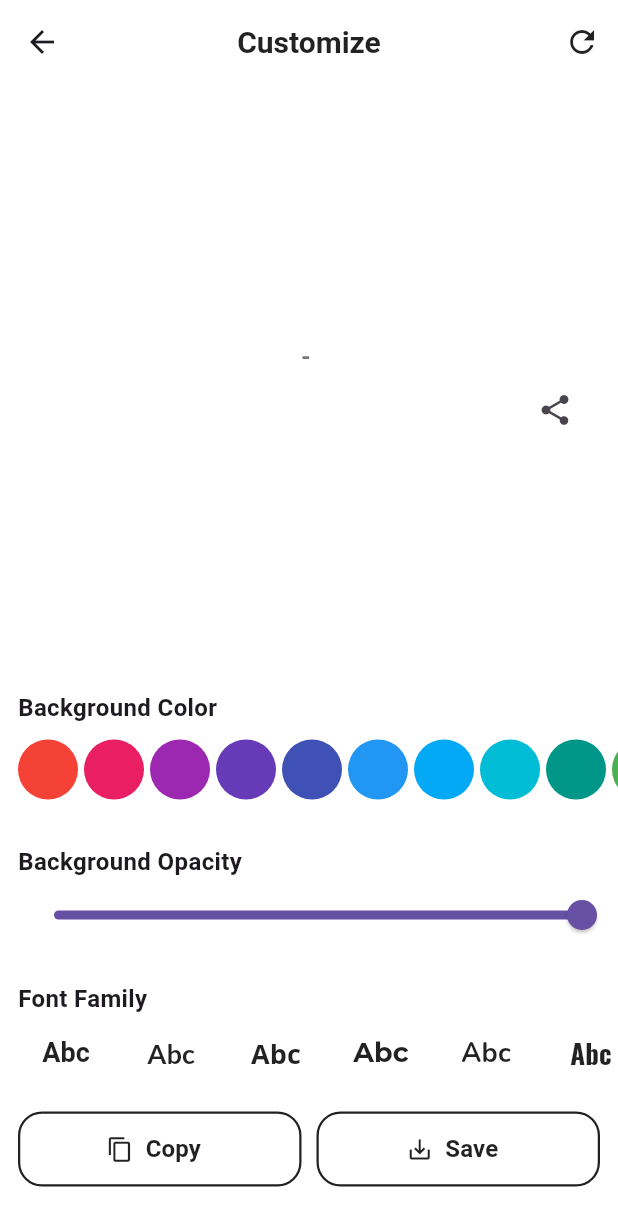
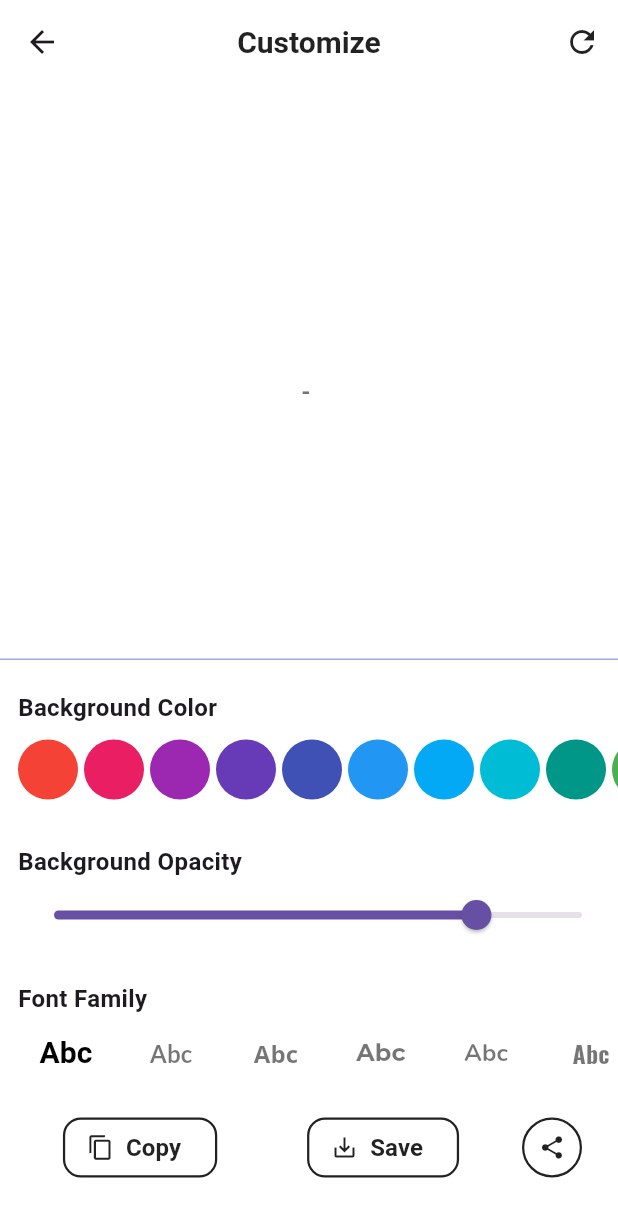
Before and after one commit to jagritixjha/ZenQuotes, a Flutter app: the QuoteDetailsScreen screen opened directly with empty values, on a phone screen of 412 x 824 dp. Shown: the top 1226 px of the screen. Run offline on Flutter 3.47's test engine with Material 3 defaults, Android fonts, the phone set to English and light mode, and no system bars; our stand-ins replace google_fonts, image_gallery_saver; missing offline and left inert: share_extend.

Commit message:
updated code & made some fixes

```diff
--- a/lib/views/quote_details_screen.dart
+++ b/lib/views/quote_details_screen.dart
@@ -1,6 +1,7 @@
 import 'dart:io';
 import 'dart:ui' as ui;
 
+import 'package:flutter/cupertino.dart';
 import 'package:flutter/material.dart';
 import 'package:flutter/rendering.dart';
 import 'package:flutter/services.dart';
@@ -29,11 +30,10 @@ List<TextStyle> fontStyles = [
 ];
 
 class QuoteDetailsScreenState extends State<QuoteDetailsScreen> {
-  double opacity = 1;
-  double imageOpacity = 0.6;
+  double opacity = 0.9;
+  double imageOpacity = 1;
   Color scaffoldBg = Colors.white;
   GlobalKey key = GlobalKey();
-  // String? fonts;
   TextStyle selectedStyle = GoogleFonts.roboto();
 
   Future<File> getFiles() async {
@@ -131,7 +131,7 @@ class QuoteDetailsScreenState extends State<QuoteDetailsScreen> {
               onPressed: () {
                 scaffoldBg = Colors.white;
                 selectedStyle = GoogleFonts.poppins();
-                opacity = 1;
+                opacity = 0.9;
                 setState(() {});
               },
               icon: const Icon(
@@ -152,7 +152,10 @@ class QuoteDetailsScreenState extends State<QuoteDetailsScreen> {
                   width: double.infinity,
                   padding: const EdgeInsets.symmetric(horizontal: 18),
                   decoration: BoxDecoration(
-                    color: Colors.white.withOpacity(imageOpacity),
+                    color: scaffoldBg.withOpacity(imageOpacity),
+                    border: Border(
+                      bottom: BorderSide(color: Colors.indigo.shade200),
+                    ),
                   ),
                   child: Column(
                     crossAxisAlignment: CrossAxisAlignment.center,
@@ -171,16 +174,7 @@ class QuoteDetailsScreenState extends State<QuoteDetailsScreen> {
                         style: selectedStyle.copyWith(
                           fontSize: 16,
                           fontWeight: FontWeight.w600,
-                          color: Colors.grey.shade600,
-                        ),
-                      ),
-                      Align(
-                        alignment: Alignment.bottomRight,
-                        child: IconButton(
-                          onPressed: () async {
-                            ShareExtend.share((await getFiles()).path, 'image');
-                          },
-                          icon: const Icon(Icons.share),
+                          color: Colors.black54,
                         ),
                       ),
                     ],
@@ -243,6 +237,7 @@ class QuoteDetailsScreenState extends State<QuoteDetailsScreen> {
                       max: 1,
                       onChanged: (value) {
                         opacity = value;
+                        imageOpacity = value;
                         setState(() {});
                       },
                     ),
@@ -270,9 +265,15 @@ class QuoteDetailsScreenState extends State<QuoteDetailsScreen> {
                             child: Text(
                               "Abc",
                               style: fontStyles[index].copyWith(
-                                fontSize: 18,
-                                fontWeight: FontWeight.w700,
-                                color: Colors.black87,
+                                fontSize: selectedStyle == fontStyles[index]
+                                    ? 20
+                                    : 16,
+                                fontWeight: selectedStyle == fontStyles[index]
+                                    ? FontWeight.bold
+                                    : FontWeight.w700,
+                                color: selectedStyle == fontStyles[index]
+                                    ? Colors.black
+                                    : Colors.black54,
                               ),
                             ),
                           );
@@ -293,13 +294,17 @@ class QuoteDetailsScreenState extends State<QuoteDetailsScreen> {
                       child: Row(
                         children: [
                           Expanded(
-                            child: OutlinedButton.icon(
+                            child: Row(
+                              mainAxisAlignment: MainAxisAlignment.spaceAround,
+                              children: [
+                                OutlinedButton.icon(
                                   onPressed: () {
                                     Clipboard.setData(ClipboardData(
                                             text:
                                                 '${quotes.quote}\n\n-${quotes.author}'))
                                         .then((value) {
-                                  ScaffoldMessenger.of(context).showSnackBar(
+                                      ScaffoldMessenger.of(context)
+                                          .showSnackBar(
                                         const SnackBar(
                                           content:
                                               Text('Quote copied to clipboard'),
@@ -308,9 +313,9 @@ class QuoteDetailsScreenState extends State<QuoteDetailsScreen> {
                                     });
                                   },
                                   style: OutlinedButton.styleFrom(
-                                fixedSize: const Size.fromHeight(50),
+                                    fixedSize: const Size.fromHeight(40),
                                     shape: RoundedRectangleBorder(
-                                  borderRadius: BorderRadius.circular(16),
+                                      borderRadius: BorderRadius.circular(12),
                                     ),
                                     side: const BorderSide(
                                       color: Colors.black87,
@@ -330,18 +335,14 @@ class QuoteDetailsScreenState extends State<QuoteDetailsScreen> {
                                     ),
                                   ),
                                 ),
-                          ),
-                          const SizedBox(
-                            width: 10,
-                          ),
-                          Expanded(
-                            child: OutlinedButton.icon(
+                                OutlinedButton.icon(
                                   onPressed: () async {
                                     ImageGallerySaver.saveFile(
                                             (await getFiles()).path,
                                             isReturnPathOfIOS: true)
                                         .then((value) {
-                                  ScaffoldMessenger.of(context).showSnackBar(
+                                      ScaffoldMessenger.of(context)
+                                          .showSnackBar(
                                         const SnackBar(
                                           content: Text('Saved to Gallery'),
                                         ),
@@ -349,9 +350,9 @@ class QuoteDetailsScreenState extends State<QuoteDetailsScreen> {
                                     });
                                   },
                                   style: ElevatedButton.styleFrom(
-                                fixedSize: const Size.fromHeight(50),
+                                    fixedSize: const Size.fromHeight(40),
                                     shape: RoundedRectangleBorder(
-                                  borderRadius: BorderRadius.circular(16),
+                                      borderRadius: BorderRadius.circular(12),
                                     ),
                                     side: const BorderSide(
                                       color: Colors.black87,
@@ -371,6 +372,26 @@ class QuoteDetailsScreenState extends State<QuoteDetailsScreen> {
                                     ),
                                   ),
                                 ),
+                              ],
+                            ),
+                          ),
+                          OutlinedButton(
+                            style: ElevatedButton.styleFrom(
+                              padding: EdgeInsets.all(8),
+                              shape: CircleBorder(),
+                              side: const BorderSide(
+                                color: Colors.black87,
+                                width: 1.5,
+                              ),
+                            ),
+                            onPressed: () async {
+                              ShareExtend.share(
+                                  (await getFiles()).path, 'image');
+                            },
+                            child: const Icon(
+                              Icons.share,
+                              color: Colors.black87,
+                            ),
                           ),
                         ],
                       ),
```
Lines whose indentation alone changed are shown as unchanged.
